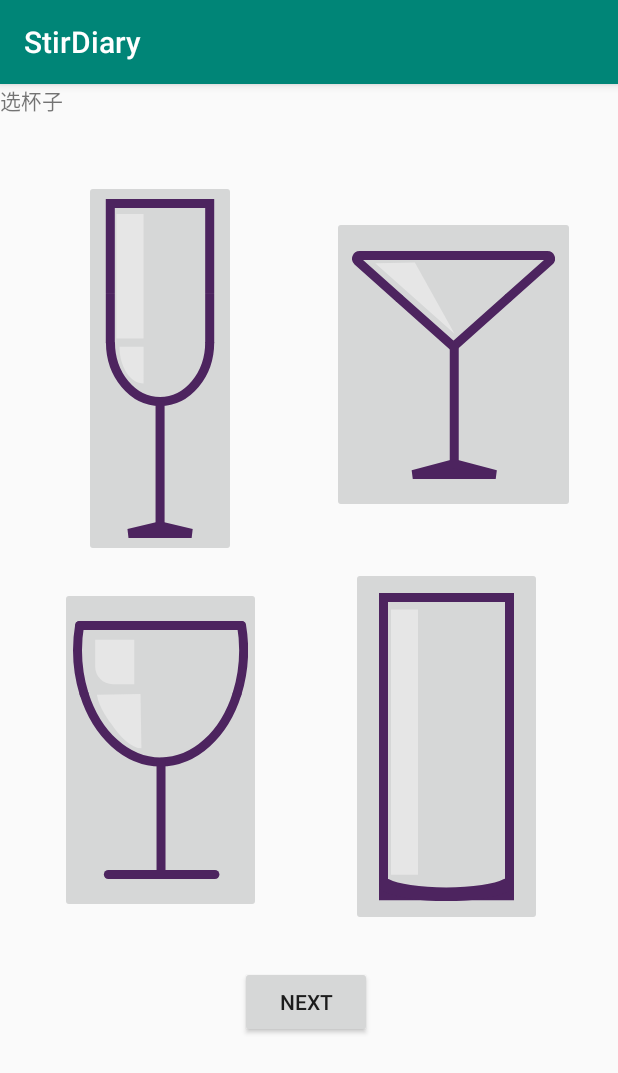
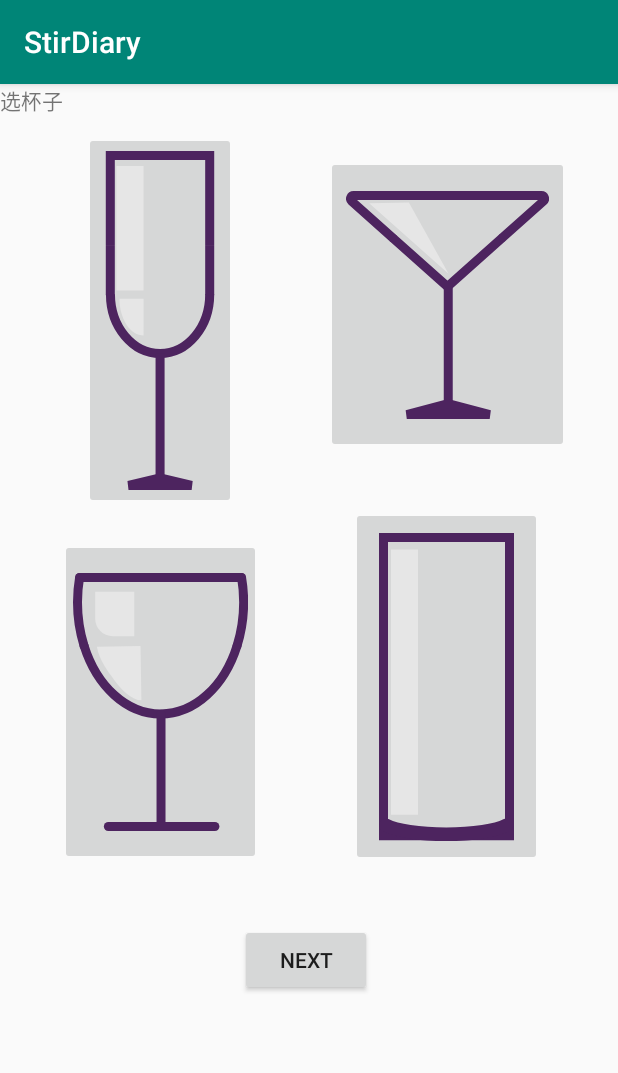
Before and after one commit to RotonNorrison/StirDiary, an Android app: the DcBottle screen opened directly, with no data from a screen before it, on a phone screen of 412 x 824 dp. Shown: the top 1073 px of the screen. Run offline under Robolectric (Android 15) with nearby library versions, the phone set to English and light mode, and no system bars; network calls fail; 1 statement that could not run was skipped.

Commit message:
CSR_Mod10（修正了后端部分）

```diff
--- a/app/src/main/res/layout/diary_creation_bottle.xml
+++ b/app/src/main/res/layout/diary_creation_bottle.xml
@@ -32,13 +32,12 @@
             android:id="@+id/chooseBottle_Bottle2_btn"
             android:layout_width="162dp"
             android:layout_height="198dp"
-        android:layout_marginStart="64dp"
-        android:layout_marginLeft="64dp"
-        android:layout_marginTop="88dp"
+            android:layout_marginStart="60dp"
+            android:layout_marginLeft="60dp"
+            android:layout_marginTop="48dp"
             app:layout_constraintStart_toEndOf="@+id/chooseBottle_Bottle1_btn"
             app:layout_constraintTop_toTopOf="parent"
-        app:srcCompat="@drawable/ic_glass2_selector" />
-
+            app:srcCompat="@drawable/ic_glass2_selector"/>
     <TextView
         android:layout_width="wrap_content"
         android:layout_height="wrap_content"
@@ -52,19 +51,18 @@
             android:layout_height="wrap_content"
             android:layout_marginStart="160dp"
             android:layout_marginLeft="160dp"
-        android:layout_marginTop="588dp"
+            android:layout_marginTop="560dp"
             android:text="Next"
             app:layout_constraintStart_toStartOf="parent"
-        app:layout_constraintTop_toTopOf="parent" />
-
+            app:layout_constraintTop_toTopOf="parent"/>
     <ImageButton
             android:id="@+id/chooseBottle_Bottle1_btn"
             android:layout_width="101dp"
             android:layout_height="251dp"
             android:layout_marginStart="56dp"
             android:layout_marginLeft="56dp"
-        android:layout_marginTop="64dp"
+            android:layout_marginTop="32dp"
             app:layout_constraintStart_toStartOf="parent"
             app:layout_constraintTop_toTopOf="parent"
-        app:srcCompat="@drawable/ic_glass1_selector" />
+            app:srcCompat="@drawable/ic_glass1_selector"/>
 </androidx.constraintlayout.widget.ConstraintLayout>
```
Also changed, not shown: app/src/main/java/com/example/stirdiary/DcFinal.java (+24 -6 lines), app/src/main/java/com/example/stirdiary/DiaryReading.java (+2 -9 lines), app/src/main/java/com/example/stirdiary/OwnDiary.java (+59 -4 lines). Lines whose indentation alone changed are shown as unchanged.
